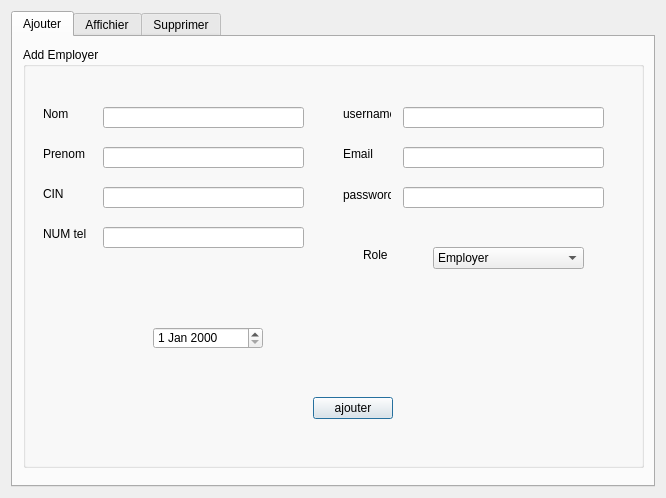
Above: crud.ui from oussemaissaoui/ProjectCpp before the change. Below: the same form after it.
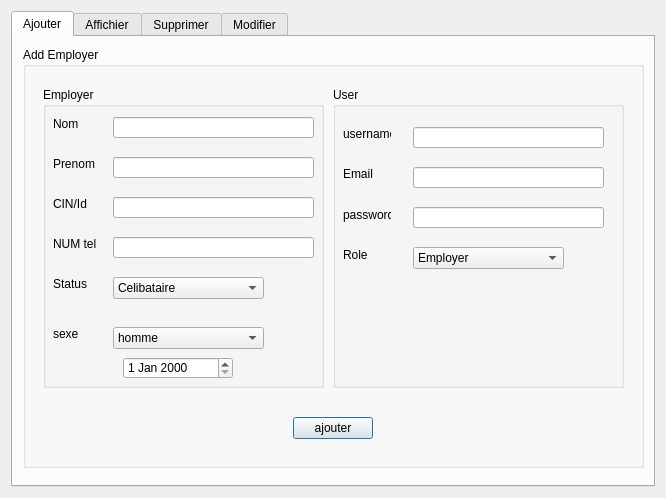
That is the form after the change. The open tabs and pages were chosen to show the change.

Commit message: ajout supprimer afficher a la crud

```diff
--- a/crud.ui
+++ b/crud.ui
@@ -35,103 +35,11 @@
        <property name="title">
         <string>Add Employer</string>
        </property>
-       <widget class="QLineEdit" name="lineEdit_nom">
-        <property name="geometry">
-         <rect>
-          <x>80</x>
-          <y>60</y>
-          <width>201</width>
-          <height>21</height>
-         </rect>
-        </property>
-       </widget>
-       <widget class="QLabel" name="label_nom">
-        <property name="geometry">
-         <rect>
-          <x>20</x>
-          <y>60</y>
-          <width>47</width>
-          <height>14</height>
-         </rect>
-        </property>
-        <property name="text">
-         <string>Nom</string>
-        </property>
-       </widget>
-       <widget class="QLabel" name="label_prenom">
-        <property name="geometry">
-         <rect>
-          <x>20</x>
-          <y>100</y>
-          <width>47</width>
-          <height>14</height>
-         </rect>
-        </property>
-        <property name="text">
-         <string>Prenom</string>
-        </property>
-       </widget>
-       <widget class="QLineEdit" name="lineEdit_prenom">
-        <property name="geometry">
-         <rect>
-          <x>80</x>
-          <y>100</y>
-          <width>201</width>
-          <height>21</height>
-         </rect>
-        </property>
-       </widget>
-       <widget class="QLabel" name="label_cin">
-        <property name="geometry">
-         <rect>
-          <x>20</x>
-          <y>140</y>
-          <width>47</width>
-          <height>14</height>
-         </rect>
-        </property>
-        <property name="text">
-         <string>CIN</string>
-        </property>
-       </widget>
-       <widget class="QLineEdit" name="lineEdit_cin">
-        <property name="geometry">
-         <rect>
-          <x>80</x>
-          <y>140</y>
-          <width>201</width>
-          <height>21</height>
-         </rect>
-        </property>
-       </widget>
-       <widget class="QLabel" name="label_email">
-        <property name="geometry">
-         <rect>
-          <x>320</x>
-          <y>100</y>
-          <width>47</width>
-          <height>14</height>
-         </rect>
-        </property>
-        <property name="text">
-         <string>Email</string>
-        </property>
-       </widget>
-       <widget class="QLineEdit" name="lineEdit_email">
-        <property name="geometry">
-         <rect>
-          <x>380</x>
-          <y>100</y>
-          <width>201</width>
-          <height>21</height>
-         </rect>
-        </property>
-       </widget>
        <widget class="QPushButton" name="ajouter_emp">
         <property name="geometry">
          <rect>
-          <x>290</x>
-          <y>350</y>
+          <x>270</x>
+          <y>370</y>
           <width>80</width>
           <height>22</height>
          </rect>
@@ -140,112 +48,301 @@
          <string>ajouter</string>
         </property>
        </widget>
-       <widget class="QLineEdit" name="lineEdit_tel">
+       <widget class="QGroupBox" name="Userside">
         <property name="geometry">
          <rect>
-          <x>80</x>
-          <y>180</y>
-          <width>201</width>
-          <height>21</height>
+          <x>310</x>
+          <y>40</y>
+          <width>291</width>
+          <height>301</height>
          </rect>
         </property>
+        <property name="title">
+         <string>User</string>
+        </property>
+        <widget class="QLabel" name="label_nom_5">
+         <property name="geometry">
+          <rect>
+           <x>10</x>
+           <y>160</y>
+           <width>48</width>
+           <height>16</height>
+          </rect>
+         </property>
+         <property name="text">
+          <string>Role</string>
+         </property>
+        </widget>
+        <widget class="QLabel" name="label_nom_4">
+         <property name="geometry">
+          <rect>
+           <x>10</x>
+           <y>120</y>
+           <width>48</width>
+           <height>16</height>
+          </rect>
+         </property>
+         <property name="text">
+          <string>password</string>
+         </property>
+        </widget>
+        <widget class="QLabel" name="label_nom_2">
+         <property name="geometry">
+          <rect>
+           <x>10</x>
+           <y>40</y>
+           <width>48</width>
+           <height>14</height>
+          </rect>
+         </property>
+         <property name="text">
+          <string>username</string>
+         </property>
+        </widget>
+        <widget class="QLabel" name="label_email">
+         <property name="geometry">
+          <rect>
+           <x>10</x>
+           <y>80</y>
+           <width>47</width>
+           <height>14</height>
+          </rect>
+         </property>
+         <property name="text">
+          <string>Email</string>
+         </property>
+        </widget>
+        <widget class="QComboBox" name="comboBox_role">
+         <property name="geometry">
+          <rect>
+           <x>80</x>
+           <y>160</y>
+           <width>151</width>
+           <height>22</height>
+          </rect>
+         </property>
+         <item>
+          <property name="text">
+           <string>Employer</string>
+          </property>
+         </item>
+        </widget>
+        <widget class="QLineEdit" name="lineEdit_pass">
+         <property name="geometry">
+          <rect>
+           <x>80</x>
+           <y>120</y>
+           <width>191</width>
+           <height>21</height>
+          </rect>
+         </property>
+        </widget>
+        <widget class="QLineEdit" name="lineEdit_email">
+         <property name="geometry">
+          <rect>
+           <x>80</x>
+           <y>80</y>
+           <width>191</width>
+           <height>21</height>
+          </rect>
+         </property>
+        </widget>
+        <widget class="QLineEdit" name="lineEdit_username">
+         <property name="geometry">
+          <rect>
+           <x>80</x>
+           <y>40</y>
+           <width>191</width>
+           <height>21</height>
+          </rect>
+         </property>
+        </widget>
        </widget>
-       <widget class="QLabel" name="label_email_2">
+       <widget class="QGroupBox" name="EmployerSide">
         <property name="geometry">
          <rect>
           <x>20</x>
-          <y>180</y>
-          <width>47</width>
-          <height>14</height>
+          <y>40</y>
+          <width>281</width>
+          <height>301</height>
          </rect>
         </property>
-        <property name="text">
-         <string>NUM tel</string>
+        <property name="title">
+         <string>Employer</string>
         </property>
-       </widget>
-       <widget class="QDateEdit" name="datenaiss_Edit">
-        <property name="geometry">
-         <rect>
-          <x>130</x>
-          <y>280</y>
-          <width>110</width>
-          <height>22</height>
-         </rect>
-        </property>
-       </widget>
-       <widget class="QLabel" name="label_nom_2">
-        <property name="geometry">
-         <rect>
-          <x>320</x>
-          <y>60</y>
-          <width>48</width>
-          <height>14</height>
-         </rect>
-        </property>
-        <property name="text">
-         <string>username</string>
-        </property>
-       </widget>
-       <widget class="QLineEdit" name="lineEdit_username">
-        <property name="geometry">
-         <rect>
-          <x>380</x>
-          <y>60</y>
-          <width>201</width>
-          <height>21</height>
-         </rect>
-        </property>
-       </widget>
-       <widget class="QLabel" name="label_nom_4">
-        <property name="geometry">
-         <rect>
-          <x>320</x>
-          <y>140</y>
-          <width>48</width>
-          <height>16</height>
-         </rect>
-        </property>
-        <property name="text">
-         <string>password</string>
-        </property>
-       </widget>
-       <widget class="QLineEdit" name="lineEdit_pass">
-        <property name="geometry">
-         <rect>
-          <x>380</x>
-          <y>140</y>
-          <width>201</width>
-          <height>21</height>
-         </rect>
-        </property>
-       </widget>
-       <widget class="QComboBox" name="comboBox_role">
-        <property name="geometry">
-         <rect>
-          <x>410</x>
-          <y>200</y>
-          <width>151</width>
-          <height>22</height>
-         </rect>
-        </property>
-        <item>
+        <widget class="QLabel" name="label">
+         <property name="geometry">
+          <rect>
+           <x>10</x>
+           <y>240</y>
+           <width>47</width>
+           <height>14</height>
+          </rect>
+         </property>
          <property name="text">
-          <string>Employer</string>
+          <string>sexe</string>
          </property>
-        </item>
-       </widget>
-       <widget class="QLabel" name="label_nom_5">
-        <property name="geometry">
-         <rect>
-          <x>340</x>
-          <y>200</y>
-          <width>48</width>
-          <height>16</height>
-         </rect>
-        </property>
-        <property name="text">
-         <string>Role</string>
-        </property>
+        </widget>
+        <widget class="QDateEdit" name="datenaiss_Edit">
+         <property name="geometry">
+          <rect>
+           <x>80</x>
+           <y>270</y>
+           <width>110</width>
+           <height>22</height>
+          </rect>
+         </property>
+        </widget>
+        <widget class="QComboBox" name="comboBox_status">
+         <property name="geometry">
+          <rect>
+           <x>70</x>
+           <y>190</y>
+           <width>151</width>
+           <height>22</height>
+          </rect>
+         </property>
+         <item>
+          <property name="text">
+           <string>Celibataire</string>
+          </property>
+         </item>
+         <item>
+          <property name="text">
+           <string>Marie</string>
+          </property>
+         </item>
+         <item>
+          <property name="text">
+           <string>Divorce</string>
+          </property>
+         </item>
+        </widget>
+        <widget class="QLineEdit" name="lineEdit_nom">
+         <property name="geometry">
+          <rect>
+           <x>70</x>
+           <y>30</y>
+           <width>201</width>
+           <height>21</height>
+          </rect>
+         </property>
+        </widget>
+        <widget class="QLineEdit" name="lineEdit_cin">
+         <property name="geometry">
+          <rect>
+           <x>70</x>
+           <y>110</y>
+           <width>201</width>
+           <height>21</height>
+          </rect>
+         </property>
+        </widget>
+        <widget class="QLineEdit" name="lineEdit_prenom">
+         <property name="geometry">
+          <rect>
+           <x>70</x>
+           <y>70</y>
+           <width>201</width>
+           <height>21</height>
+          </rect>
+         </property>
+        </widget>
+        <widget class="QLabel" name="label_prenom">
+         <property name="geometry">
+          <rect>
+           <x>10</x>
+           <y>70</y>
+           <width>47</width>
+           <height>14</height>
+          </rect>
+         </property>
+         <property name="text">
+          <string>Prenom</string>
+         </property>
+        </widget>
+        <widget class="QLabel" name="label_cin">
+         <property name="geometry">
+          <rect>
+           <x>10</x>
+           <y>110</y>
+           <width>47</width>
+           <height>14</height>
+          </rect>
+         </property>
+         <property name="text">
+          <string>CIN/Id</string>
+         </property>
+        </widget>
+        <widget class="QLineEdit" name="lineEdit_tel">
+         <property name="geometry">
+          <rect>
+           <x>70</x>
+           <y>150</y>
+           <width>201</width>
+           <height>21</height>
+          </rect>
+         </property>
+        </widget>
+        <widget class="QLabel" name="label_status">
+         <property name="geometry">
+          <rect>
+           <x>10</x>
+           <y>190</y>
+           <width>47</width>
+           <height>14</height>
+          </rect>
+         </property>
+         <property name="text">
+          <string>Status</string>
+         </property>
+        </widget>
+        <widget class="QLabel" name="label_tel">
+         <property name="geometry">
+          <rect>
+           <x>10</x>
+           <y>150</y>
+           <width>47</width>
+           <height>14</height>
+          </rect>
+         </property>
+         <property name="text">
+          <string>NUM tel</string>
+         </property>
+        </widget>
+        <widget class="QComboBox" name="comboBox_sexe">
+         <property name="geometry">
+          <rect>
+           <x>70</x>
+           <y>240</y>
+           <width>151</width>
+           <height>22</height>
+          </rect>
+         </property>
+         <item>
+          <property name="text">
+           <string>homme</string>
+          </property>
+         </item>
+         <item>
+          <property name="text">
+           <string>femme</string>
+          </property>
+         </item>
+        </widget>
+        <widget class="QLabel" name="label_nom">
+         <property name="geometry">
+          <rect>
+           <x>10</x>
+           <y>30</y>
+           <width>47</width>
+           <height>14</height>
+          </rect>
+         </property>
+         <property name="text">
+          <string>Nom</string>
+         </property>
+        </widget>
        </widget>
       </widget>
      </widget>
@@ -268,6 +365,356 @@
       <attribute name="title">
        <string>Supprimer</string>
       </attribute>
+      <widget class="QLabel" name="label_supp_id">
+       <property name="geometry">
+        <rect>
+         <x>70</x>
+         <y>90</y>
+         <width>71</width>
+         <height>14</height>
+        </rect>
+       </property>
+       <property name="text">
+        <string>ID_Pour_Supp</string>
+       </property>
+      </widget>
+      <widget class="QLineEdit" name="lineEdit_idsupp">
+       <property name="geometry">
+        <rect>
+         <x>200</x>
+         <y>90</y>
+         <width>113</width>
+         <height>21</height>
+        </rect>
+       </property>
+      </widget>
+      <widget class="QPushButton" name="pushButton_supp">
+       <property name="geometry">
+        <rect>
+         <x>200</x>
+         <y>201</y>
+         <width>101</width>
+         <height>31</height>
+        </rect>
+       </property>
+       <property name="text">
+        <string>Supprimer</string>
+       </property>
+      </widget>
+     </widget>
+     <widget class="QWidget" name="Modifier">
+      <attribute name="title">
+       <string>Modifier</string>
+      </attribute>
+      <widget class="QGroupBox" name="EmployerSide_2">
+       <property name="geometry">
+        <rect>
+         <x>20</x>
+         <y>10</y>
+         <width>281</width>
+         <height>251</height>
+        </rect>
+       </property>
+       <property name="title">
+        <string>Employer</string>
+       </property>
+       <widget class="QLabel" name="label_3">
+        <property name="geometry">
+         <rect>
+          <x>10</x>
+          <y>180</y>
+          <width>47</width>
+          <height>14</height>
+         </rect>
+        </property>
+        <property name="text">
+         <string>sexe</string>
+        </property>
+       </widget>
+       <widget class="QDateEdit" name="datenaiss_Edit_2">
+        <property name="geometry">
+         <rect>
+          <x>70</x>
+          <y>220</y>
+          <width>110</width>
+          <height>22</height>
+         </rect>
+        </property>
+       </widget>
+       <widget class="QComboBox" name="comboBox_status_2">
+        <property name="geometry">
+         <rect>
+          <x>70</x>
+          <y>150</y>
+          <width>151</width>
+          <height>22</height>
+         </rect>
+        </property>
+        <item>
+         <property name="text">
+          <string>Celibataire</string>
+         </property>
+        </item>
+        <item>
+         <property name="text">
+          <string>Marie</string>
+         </property>
+        </item>
+        <item>
+         <property name="text">
+          <string>Divorce</string>
+         </property>
+        </item>
+       </widget>
+       <widget class="QLineEdit" name="lineEdit_nom_2">
+        <property name="geometry">
+         <rect>
+          <x>70</x>
+          <y>30</y>
+          <width>201</width>
+          <height>21</height>
+         </rect>
+        </property>
+       </widget>
+       <widget class="QLineEdit" name="lineEdit_prenom_2">
+        <property name="geometry">
+         <rect>
+          <x>70</x>
+          <y>70</y>
+          <width>201</width>
+          <height>21</height>
+         </rect>
+        </property>
+       </widget>
+       <widget class="QLabel" name="label_prenom_2">
+        <property name="geometry">
+         <rect>
+          <x>10</x>
+          <y>70</y>
+          <width>47</width>
+          <height>14</height>
+         </rect>
+        </property>
+        <property name="text">
+         <string>Prenom</string>
+        </property>
+       </widget>
+       <widget class="QLineEdit" name="lineEdit_tel_2">
+        <property name="geometry">
+         <rect>
+          <x>70</x>
+          <y>110</y>
+          <width>201</width>
+          <height>21</height>
+         </rect>
+        </property>
+       </widget>
+       <widget class="QLabel" name="label_status_2">
+        <property name="geometry">
+         <rect>
+          <x>10</x>
+          <y>150</y>
+          <width>47</width>
+          <height>14</height>
+         </rect>
+        </property>
+        <property name="text">
+         <string>Status</string>
+        </property>
+       </widget>
+       <widget class="QLabel" name="label_tel_2">
+        <property name="geometry">
+         <rect>
+          <x>10</x>
+          <y>110</y>
+          <width>47</width>
+          <height>14</height>
+         </rect>
+        </property>
+        <property name="text">
+         <string>NUM tel</string>
+        </property>
+       </widget>
+       <widget class="QComboBox" name="comboBox_sexe_2">
+        <property name="geometry">
+         <rect>
+          <x>70</x>
+          <y>180</y>
+          <width>151</width>
+          <height>22</height>
+         </rect>
+        </property>
+        <item>
+         <property name="text">
+          <string>homme</string>
+         </property>
+        </item>
+        <item>
+         <property name="text">
+          <string>femme</string>
+         </property>
+        </item>
+       </widget>
+       <widget class="QLabel" name="label_nom_3">
+        <property name="geometry">
+         <rect>
+          <x>10</x>
+          <y>30</y>
+          <width>47</width>
+          <height>14</height>
+         </rect>
+        </property>
+        <property name="text">
+         <string>Nom</string>
+        </property>
+       </widget>
+      </widget>
+      <widget class="QGroupBox" name="Userside_2">
+       <property name="geometry">
+        <rect>
+         <x>340</x>
+         <y>20</y>
+         <width>281</width>
+         <height>241</height>
+        </rect>
+       </property>
+       <property name="title">
+        <string>User</string>
+       </property>
+       <widget class="QLabel" name="label_nom_6">
+        <property name="geometry">
+         <rect>
+          <x>10</x>
+          <y>160</y>
+          <width>48</width>
+          <height>16</height>
+         </rect>
+        </property>
+        <property name="text">
+         <string>Role</string>
+        </property>
+       </widget>
+       <widget class="QLabel" name="label_nom_7">
+        <property name="geometry">
+         <rect>
+          <x>10</x>
+          <y>120</y>
+          <width>48</width>
+          <height>16</height>
+         </rect>
+        </property>
+        <property name="text">
+         <string>password</string>
+        </property>
+       </widget>
+       <widget class="QLabel" name="label_nom_8">
+        <property name="geometry">
+         <rect>
+          <x>10</x>
+          <y>40</y>
+          <width>48</width>
+          <height>14</height>
+         </rect>
+        </property>
+        <property name="text">
+         <string>username</string>
+        </property>
+       </widget>
+       <widget class="QLabel" name="label_email_2">
+        <property name="geometry">
+         <rect>
+          <x>10</x>
+          <y>80</y>
+          <width>47</width>
+          <height>14</height>
+         </rect>
+        </property>
+        <property name="text">
+         <string>Email</string>
+        </property>
+       </widget>
+       <widget class="QComboBox" name="comboBox_role_2">
+        <property name="geometry">
+         <rect>
+          <x>80</x>
+          <y>160</y>
+          <width>151</width>
+          <height>22</height>
+         </rect>
+        </property>
+        <item>
+         <property name="text">
+          <string>Employer</string>
+         </property>
+        </item>
+       </widget>
+       <widget class="QLineEdit" name="lineEdit_pass_2">
+        <property name="geometry">
+         <rect>
+          <x>80</x>
+          <y>120</y>
+          <width>191</width>
+          <height>21</height>
+         </rect>
+        </property>
+       </widget>
+       <widget class="QLineEdit" name="lineEdit_email_2">
+        <property name="geometry">
+         <rect>
+          <x>80</x>
+          <y>80</y>
+          <width>191</width>
+          <height>21</height>
+         </rect>
+        </property>
+       </widget>
+       <widget class="QLineEdit" name="lineEdit_username_2">
+        <property name="geometry">
+         <rect>
+          <x>80</x>
+          <y>40</y>
+          <width>191</width>
+          <height>21</height>
+         </rect>
+        </property>
+       </widget>
+      </widget>
+      <widget class="QLineEdit" name="lineEdit_cin_2">
+       <property name="geometry">
+        <rect>
+         <x>140</x>
+         <y>330</y>
+         <width>201</width>
+         <height>21</height>
+        </rect>
+       </property>
+      </widget>
+      <widget class="QLabel" name="label_cin_2">
+       <property name="geometry">
+        <rect>
+         <x>60</x>
+         <y>330</y>
+         <width>71</width>
+         <height>16</height>
+        </rect>
+       </property>
+       <property name="text">
+        <string>ID/CIN</string>
+       </property>
+      </widget>
+      <widget class="QPushButton" name="pushButton_modifier">
+       <property name="geometry">
+        <rect>
+         <x>440</x>
+         <y>330</y>
+         <width>80</width>
+         <height>22</height>
+        </rect>
+       </property>
+       <property name="text">
+        <string>Modifier</string>
+       </property>
+      </widget>
      </widget>
     </widget>
    </item>
```
Left out of the diff: 2 changed lines with no effect on the pictures. The commit also changes 6 other files.
